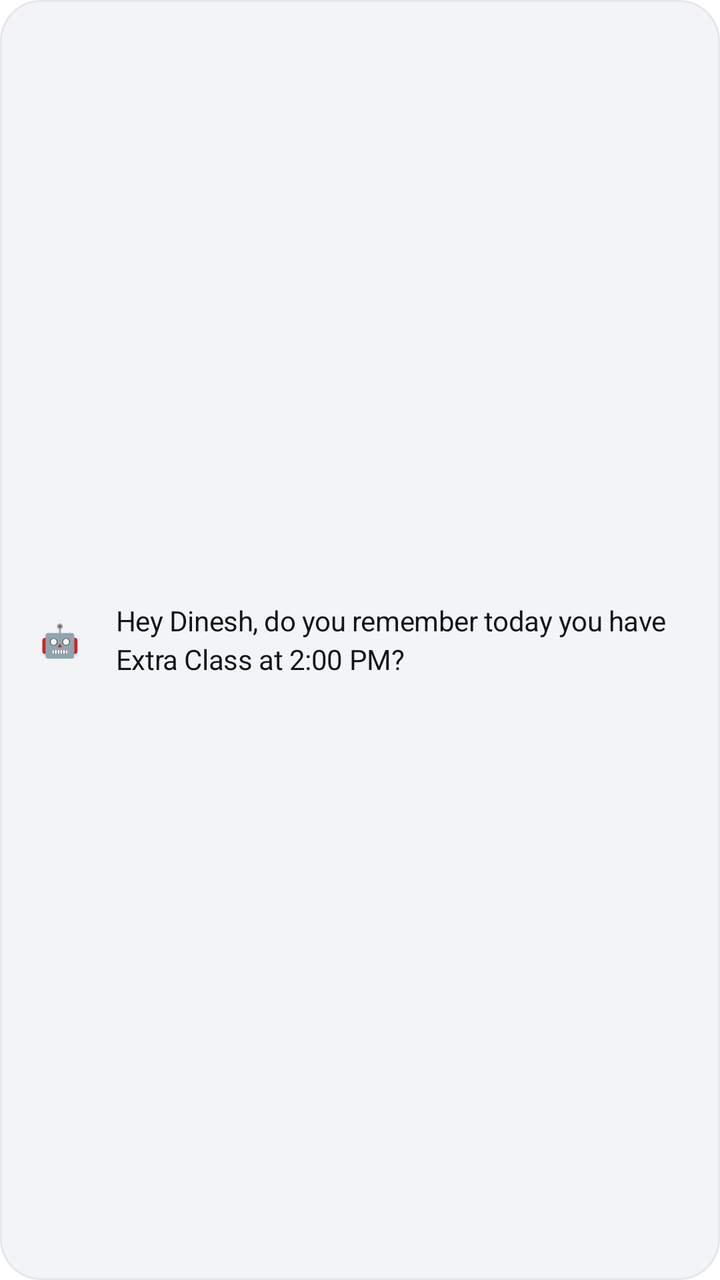
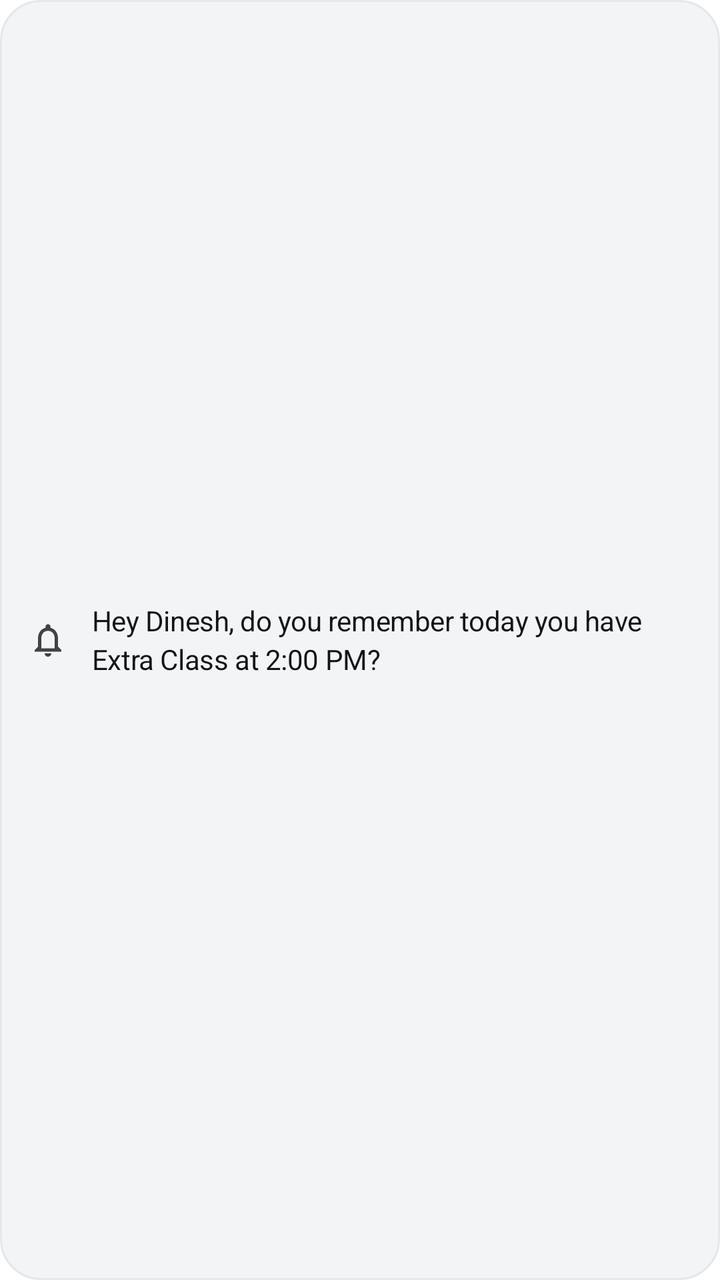

An Android layout rendered at two revisions. The XML below is the earlier revision; the diff shows what the commit changed to produce the second picture.
<!-- AndroidManifest.xml: application theme Theme.AppTempeLate -->
<!-- res/layout/item_workspace_reminder.xml -->
<?xml version="1.0" encoding="utf-8"?>
<LinearLayout xmlns:android="http://schemas.android.com/apk/res/android"
    android:layout_width="match_parent"
    android:layout_height="wrap_content"
    android:layout_marginVertical="4dp"
    android:background="@drawable/bg_metallic_card"
    android:orientation="horizontal"
    android:padding="14dp"
    android:gravity="center_vertical">

    <TextView
        android:id="@+id/tvWsReminderIcon"
        android:layout_width="32dp"
        android:layout_height="32dp"
        android:background="@drawable/bg_circle_icon_button"
        android:gravity="center"
        android:text="🤖"
        android:textSize="16sp" />

    <TextView
        android:id="@+id/tvWsReminderStatement"
        android:layout_width="0dp"
        android:layout_height="wrap_content"
        android:layout_weight="1"
        android:layout_marginStart="12dp"
        android:text="Hey Dinesh, do you remember today you have Extra Class at 2:00 PM?"
        android:textColor="@color/text_primary"
        android:textSize="14sp"
        android:lineSpacingExtra="3dp"
        android:letterSpacing="-0.01" />

</LinearLayout>
<!-- resources referenced by this layout -->
<resources>
  <color name="text_primary">#121417</color>
  <!-- drawable bg_circle_icon_button (drawable) -->
  <?xml version="1.0" encoding="utf-8"?>
  <ripple xmlns:android="http://schemas.android.com/apk/res/android"
      android:color="#1F000000">
      <item>
          <shape android:shape="oval">
              <solid android:color="@color/app_icon_button_background" />
          </shape>
      </item>
  </ripple>
  <!-- drawable bg_metallic_card (drawable) -->
  <?xml version="1.0" encoding="utf-8"?>
  <shape xmlns:android="http://schemas.android.com/apk/res/android"
      android:shape="rectangle">
      <solid android:color="@color/app_card_background" />
      <corners android:radius="20dp" />
      <stroke
          android:width="1dp"
          android:color="@color/app_card_border" />
  </shape>
  <style name="Theme.AppTempeLate" parent="Theme.Material3.DayNight.NoActionBar">
          
          <item name="windowActionBar">false</item>
          <item name="windowNoTitle">true</item>
          <item name="android:windowActionBar">false</item>
          <item name="android:windowNoTitle">true</item>
  
          <item name="android:windowBackground">@color/app_window_background</item>
          <item name="android:statusBarColor">@color/app_window_background</item>
          <item name="android:navigationBarColor">@color/app_window_background</item>
          <item name="android:windowLightStatusBar">true</item>
          <item name="android:windowSplashScreenAnimatedIcon">@android:color/transparent</item>
          <item name="android:windowSplashScreenBackground">@color/app_window_background</item>
          <item name="colorSurface">@color/app_surface_background</item>
          <item name="colorOnSurface">@color/text_primary</item>
          <item name="colorBackgroundFloating">@color/app_surface_background</item>
      </style>
  <color name="app_icon_button_background">#F1F3F5</color>
  <color name="app_card_background">#F3F4F6</color>
  <color name="app_card_border">#E5E7EB</color>
  <color name="app_window_background">#FFFFFF</color>
  <color name="app_surface_background">#F7F8FA</color>
</resources>

<!-- the commit's change to res/layout/item_workspace_reminder.xml (unified diff, before → after) -->
@@ -1,5 +1,6 @@
 <?xml version="1.0" encoding="utf-8"?>
 <LinearLayout xmlns:android="http://schemas.android.com/apk/res/android"
+    xmlns:app="http://schemas.android.com/apk/res-auto"
     android:layout_width="match_parent"
     android:layout_height="wrap_content"
     android:layout_marginVertical="4dp"
@@ -8,14 +9,13 @@
     android:padding="14dp"
     android:gravity="center_vertical">
 
-    <TextView
-        android:id="@+id/tvWsReminderIcon"
-        android:layout_width="32dp"
-        android:layout_height="32dp"
-        android:background="@drawable/bg_circle_icon_button"
-        android:gravity="center"
-        android:text="🤖"
-        android:textSize="16sp" />
+    <ImageView
+        android:id="@+id/ivWsReminderIcon"
+        android:layout_width="20dp"
+        android:layout_height="20dp"
+        android:src="@drawable/ic_bell"
+        app:tint="@color/icon_tint"
+        android:contentDescription="Reminder Icon" />
 
     <TextView
         android:id="@+id/tvWsReminderStatement"
<!-- resource entries referenced after the edit -->
@@ -1,16 +1,7 @@
 <!-- resources referenced by this layout -->
 <resources>
+  <color name="icon_tint">#424242</color>
   <color name="text_primary">#121417</color>
-  <!-- drawable bg_circle_icon_button (drawable) -->
-  <?xml version="1.0" encoding="utf-8"?>
-  <ripple xmlns:android="http://schemas.android.com/apk/res/android"
-      android:color="#1F000000">
-      <item>
-          <shape android:shape="oval">
-              <solid android:color="@color/app_icon_button_background" />
-          </shape>
-      </item>
-  </ripple>
   <!-- drawable bg_metallic_card (drawable) -->
   <?xml version="1.0" encoding="utf-8"?>
   <shape xmlns:android="http://schemas.android.com/apk/res/android"
@@ -21,6 +12,16 @@
           android:width="1dp"
           android:color="@color/app_card_border" />
   </shape>
+  <!-- drawable ic_bell (drawable) -->
+  <vector xmlns:android="http://schemas.android.com/apk/res/android"
+      android:width="24dp"
+      android:height="24dp"
+      android:viewportWidth="24"
+      android:viewportHeight="24">
+    <path
+        android:fillColor="#FF000000"
+        android:pathData="M12,22 C13.1,22 14,21.1 14,20 L10,20 C10,21.1 10.89,22 12,22 ZM18,16 L18,11 C18,7.93 16.36,5.36 13.5,4.68 L13.5,4 C13.5,3.17 12.83,2.5 12,2.5 C11.17,2.5 10.5,3.17 10.5,4 L10.5,4.68 C7.63,5.36 6,7.92 6,11 L6,16 L4,18 L4,19 L20,19 L20,18 L18,16 ZM16,17 L8,17 L8,11 C8,8.52 9.51,6.5 12,6.5 C14.49,6.5 16,8.52 16,11 L16,17 Z"/>
+  </vector>
   <style name="Theme.AppTempeLate" parent="Theme.Material3.DayNight.NoActionBar">
           
           <item name="windowActionBar">false</item>
@@ -38,7 +39,6 @@
           <item name="colorOnSurface">@color/text_primary</item>
           <item name="colorBackgroundFloating">@color/app_surface_background</item>
       </style>
-  <color name="app_icon_button_background">#F1F3F5</color>
   <color name="app_card_background">#F3F4F6</color>
   <color name="app_card_border">#E5E7EB</color>
   <color name="app_window_background">#FFFFFF</color>
